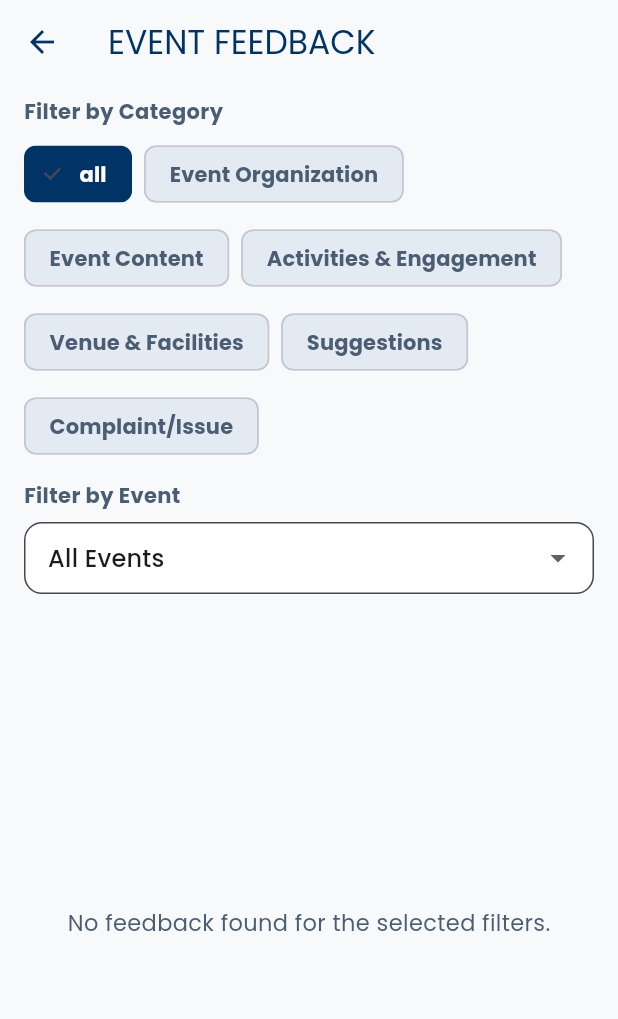
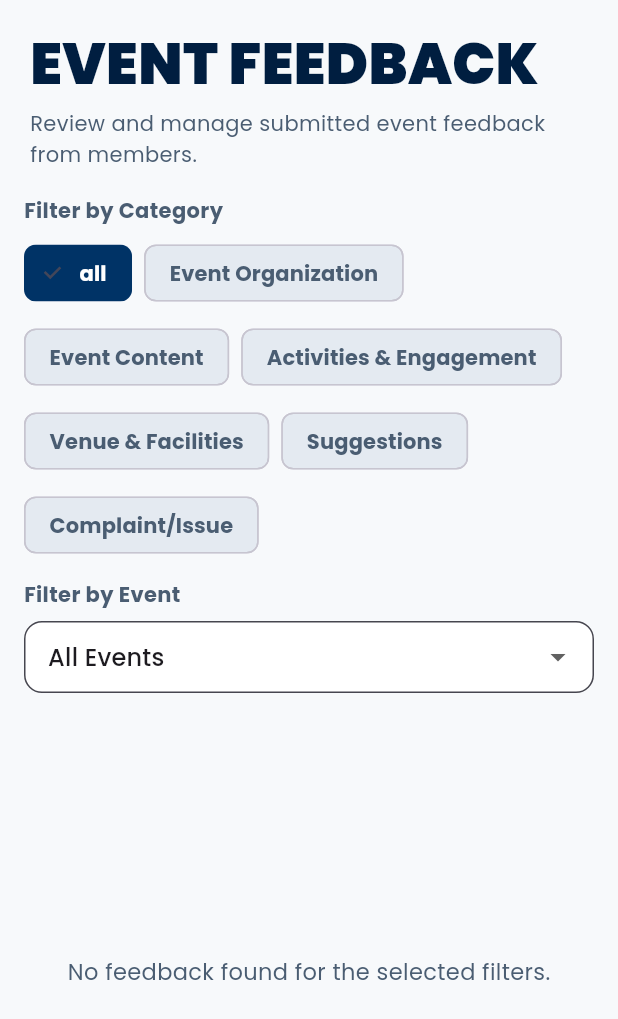
Before and after one commit to ZhenLi0413/permas_hub_system, a Flutter app: the AdminFeedbackScreen screen opened directly, on a phone screen of 412 x 824 dp. Shown: the top 1019 px of the screen. Run offline on Flutter 3.47's test engine with Material 3 defaults, Android fonts, the phone set to English and light mode, and no system bars; our stand-ins replace cloud_firestore, firebase_auth, firebase_core, google_fonts, google_sign_in; accounts and stored records are empty.

Commit message:
change feedback page ui

```diff
--- a/lib/admin_feedback_screen.dart
+++ b/lib/admin_feedback_screen.dart
@@ -137,18 +137,37 @@ class _AdminFeedbackScreenState extends State<AdminFeedbackScreen> {
 
           return Scaffold(
             backgroundColor: const Color(0xFFF7F9FB),
-            appBar: AppBar(
-              title: const Text('EVENT FEEDBACK'),
-              foregroundColor: primary,
-              backgroundColor: Colors.transparent,
-              elevation: 0,
-              centerTitle: false,
-            ),
             body: Column(
               crossAxisAlignment: CrossAxisAlignment.start,
               children: [
                 Padding(
-                  padding: const EdgeInsets.fromLTRB(16, 8, 16, 10),
+                  padding: const EdgeInsets.fromLTRB(20, 24, 20, 0),
+                  child: Column(
+                    crossAxisAlignment: CrossAxisAlignment.start,
+                    children: [
+                      const Text(
+                        'EVENT FEEDBACK',
+                        style: TextStyle(
+                          color: Color(0xFF001E40),
+                          fontSize: 38,
+                          fontWeight: FontWeight.w900,
+                          height: 1,
+                        ),
+                      ),
+                      const SizedBox(height: 10),
+                      const Text(
+                        'Review and manage submitted event feedback from members.',
+                        style: TextStyle(
+                          color: textSecondary,
+                          fontSize: 14,
+                          height: 1.5,
+                        ),
+                      ),
+                    ],
+                  ),
+                ),
+                Padding(
+                  padding: const EdgeInsets.fromLTRB(16, 16, 16, 10),
                   child: Column(
                     crossAxisAlignment: CrossAxisAlignment.start,
                     children: [
```
